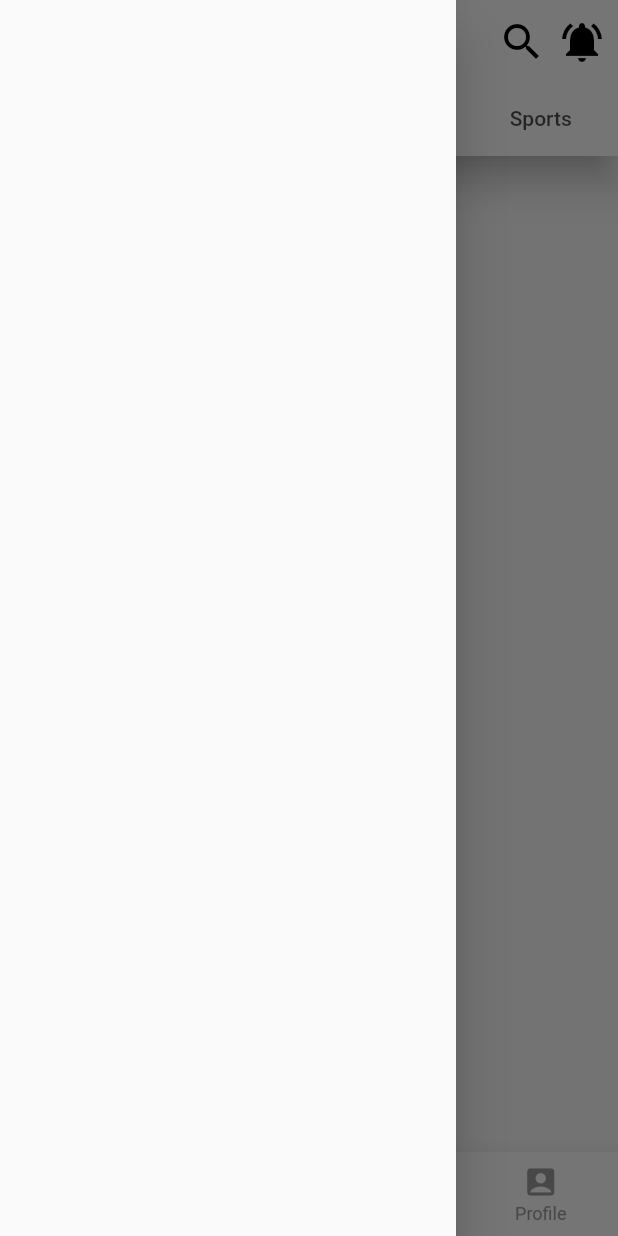
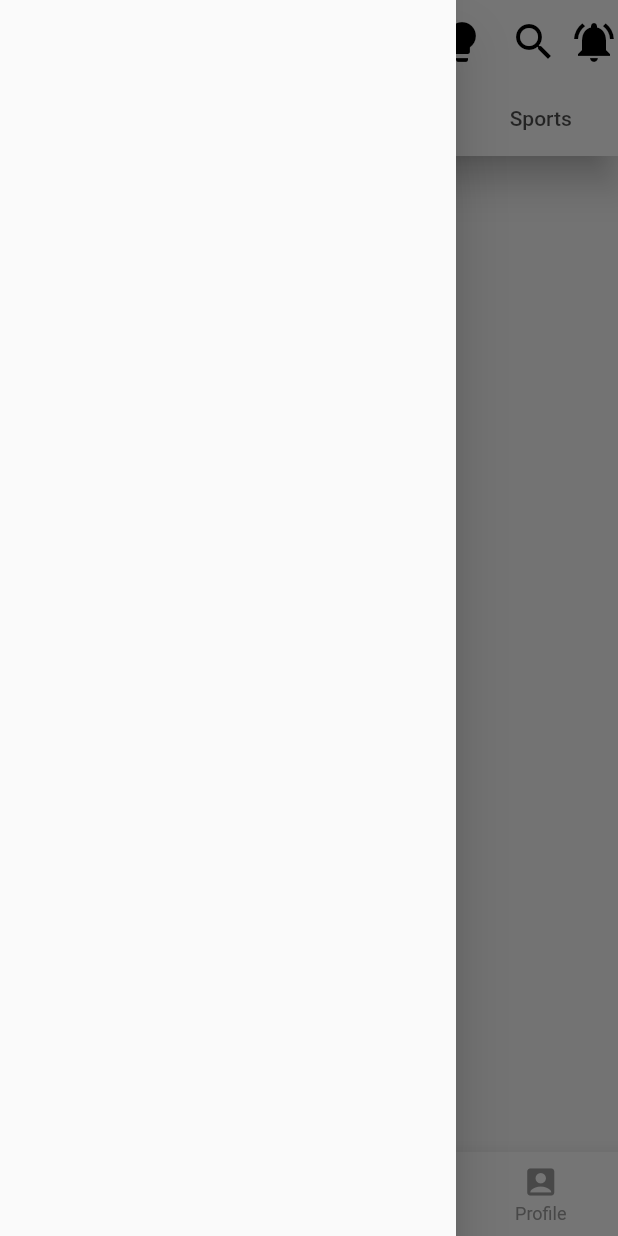
Before and after one commit to Satyamedavarapu/flutter_news_app, a Flutter app: the screen it shows after launch, item 3 of the bottom bar chosen, with the side drawer open, on a phone screen of 412 x 824 dp. Run offline on Flutter 3.47's test engine with Material 2 defaults, Android fonts, the phone set to English and light mode, and no system bars; our stand-ins replace bloc, connectivity, flutter_bloc; network calls fail.

Commit message:
theme implemented

```diff
--- /dev/null
+++ b/lib/cubits/cubit/theme_cubit.dart
@@ -0,0 +1,9 @@
+import 'package:bloc/bloc.dart';
+
+part 'theme_state.dart';
+
+class ThemeCubit extends Cubit<ThemeState> {
+  ThemeCubit() : super(ThemeState(isDark: false));
+
+  void themeChange() => emit(ThemeState(isDark: !state.isDark));
+}
--- /dev/null
+++ b/lib/cubits/cubit/theme_state.dart
@@ -0,0 +1,14 @@
+part of 'theme_cubit.dart';
+
+class ThemeState {
+
+   bool isDark;
+
+  ThemeState({
+    required this.isDark,
+  });
+
+
+
+
+ }
--- a/lib/data/api/get_news_api.dart
+++ b/lib/data/api/get_news_api.dart
@@ -1,7 +1,6 @@
 import 'dart:convert';
 import 'dart:developer';
 
-import 'package:dio/dio.dart';
 import 'package:http/http.dart' as http;
 
 import 'package:flutter_news_app/data/models/news_model.dart';
@@ -10,7 +9,6 @@ import 'package:flutter_news_app/utilities/constants.dart';
 class GetNewsApi {
   String url = Constants.getNewsUrl;
 
-  Dio dio = Dio();
 
   Future<dynamic> getArticles() async {
     List<Article> articlesList = [];
@@ -38,8 +36,7 @@ class GetNewsApi {
   }
 
   Future<dynamic> getArticleData() async {
-
-    final response = await http.get(
+   final response = await http.get(
       Uri.parse(Constants.getNewsUrl),
     );
 
--- a/lib/main.dart
+++ b/lib/main.dart
@@ -2,6 +2,7 @@ import 'package:connectivity/connectivity.dart';
 import 'package:flutter/material.dart';
 import 'package:flutter_bloc/flutter_bloc.dart';
 import 'package:flutter_news_app/blocs/bloc/article_bloc.dart';
+import 'package:flutter_news_app/cubits/cubit/theme_cubit.dart';
 import 'package:flutter_news_app/cubits/internet_cubit.dart';
 import 'package:flutter_news_app/presentation/screens/home_screen.dart';
 import 'package:flutter_news_app/utilities/app_theme.dart';
@@ -26,12 +27,20 @@ class MyApp extends StatelessWidget {
         BlocProvider<ArticleBloc>(
           create: (context) => ArticleBloc()..add(ArticleEventGet()),
         ),
+        BlocProvider<ThemeCubit>(
+          create: (context) => ThemeCubit(),
+        ),
       ],
-      child: MaterialApp(
-        title: 'Flutter News Hour',
-        darkTheme: AppTheme().darkTheme,
-        theme: AppTheme().lightTheme,
-        home: const HomeScreen(),
+      child: BlocBuilder<ThemeCubit, ThemeState>(
+        builder: (context, state) {
+          return MaterialApp(
+            title: 'Flutter News Hour',
+            theme: state.isDark == true
+                ? AppTheme().darkTheme
+                : AppTheme().lightTheme,
+            home: const HomeScreen(),
+          );
+        },
       ),
     );
   }
--- /dev/null
+++ b/lib/presentation/components/article_card.dart
@@ -0,0 +1,29 @@
+import 'package:flutter/material.dart';
+import 'package:flutter_news_app/data/models/news_model.dart';
+
+class ArticleCard {
+
+
+
+
+ Widget articleCard(BuildContext context, Article article) {
+    return Container(
+        decoration: BoxDecoration(
+            image: DecorationImage(
+              image: NetworkImage(article.urlToImage),
+              fit: BoxFit.fill,
+            ),
+            borderRadius: BorderRadius.circular(12.0)),
+        alignment: Alignment.bottomCenter,
+        padding: const EdgeInsets.all(12.0),
+        child: Text(article.title, style: Theme.of(context).textTheme.bodyText2));
+  }
+
+
+
+
+
+
+
+
+}
--- a/lib/presentation/screens/home_page.dart
+++ b/lib/presentation/screens/home_page.dart
@@ -2,7 +2,7 @@ import 'package:flutter/material.dart';
 import 'package:flutter_bloc/flutter_bloc.dart';
 import 'package:flutter_news_app/blocs/bloc/article_bloc.dart';
 import 'package:flutter_news_app/data/api/get_news_api.dart';
-import 'package:flutter_news_app/data/models/news_model.dart';
+import 'package:flutter_news_app/presentation/components/article_card.dart';
 
 class HomePage extends StatefulWidget {
   const HomePage({
@@ -15,6 +15,8 @@ class HomePage extends StatefulWidget {
 
 class _HomePageState extends State<HomePage> {
   GetNewsApi getNews = GetNewsApi();
+
+  ArticleCard articleCard = ArticleCard();
 
   @override
   void initState() {
@@ -82,12 +84,13 @@ class _HomePageState extends State<HomePage> {
                         if (snapshot.hasData) {
                           // return Text(snapshot.data.toString());
 
-                          return articleCard(snapshot.data);
+                          return articleCard.articleCard(context, snapshot.data);
 
                           // return ListView.builder(
-                          //     itemCount: snapshot.data.length,
+                          //   scrollDirection: Axis.horizontal,
+                          //     itemCount: snapshot.data!.length,
                           //     itemBuilder: ((context, index) {
-                          //       return articleCard(snapshot.data[index]);
+                          //       return articleCard(snapshot.data![index]);
                           //     }));
                         } else {
                           return const Center(
@@ -133,49 +136,4 @@ class _HomePageState extends State<HomePage> {
       },
     );
   }
-
-  // FutureBuilder<List<Article>> futureMethod() {
-  //   return FutureBuilder<List<Article>>(
-  //                 future: getNews.getArticles(),
-  //                 builder: (context, snapshot) {
-  //                   if (snapshot.hasData &&
-  //                       snapshot.connectionState == ConnectionState.done) {
-
-  //                     return ListView.builder(
-  //                         itemCount: snapshot.data!.length,
-  //                         itemBuilder: (context, index) {
-  //                           return articleCard(snapshot.data![index]);
-  //                         });
-  //                   } else if (snapshot.connectionState !=
-  //                       ConnectionState.done) {
-  //                     return const Center(
-  //                       child: CircularProgressIndicator.adaptive(),
-  //                     );
-  //                   } else if (snapshot.hasError) {
-  //                     return  Center(
-  //                       child: Text('Snapshot Error ${snapshot.hasError.toString()}'),
-  //                     );
-  //                   } else if (!snapshot.hasData) {
-  //                     return const Center(
-  //                       child: Text('Snapshot has no data'),
-  //                     );
-  //                   } else {
-  //                     return const Center(
-  //                       child: Text('Something went wrong'),
-  //                     );
-  //                   }
-  //                 });
-  // }
-
-  Widget articleCard(Article article) {
-    return Container(
-        decoration: BoxDecoration(
-            image: DecorationImage(
-              image: NetworkImage(article.urlToImage),
-              fit: BoxFit.fill,
-            ),
-            borderRadius: BorderRadius.circular(12.0)),
-        alignment: Alignment.bottomCenter,
-        child: Text(article.title));
-  }
 }
--- a/lib/presentation/screens/home_screen.dart
+++ b/lib/presentation/screens/home_screen.dart
@@ -1,4 +1,6 @@
 import 'package:flutter/material.dart';
+import 'package:flutter_bloc/flutter_bloc.dart';
+import 'package:flutter_news_app/cubits/cubit/theme_cubit.dart';
 import 'package:flutter_news_app/presentation/screens/categories_page.dart';
 import 'package:flutter_news_app/presentation/screens/home_page.dart';
 import 'package:flutter_news_app/presentation/screens/profile_page.dart';
@@ -37,14 +39,23 @@ class _HomeScreenState extends State<HomeScreen> {
               TextSpan(
                   text: 'Hour', style: Theme.of(context).textTheme.headline2)
             ])),
-            actions: const [
-              Icon(Icons.search, size: 32.0),
-              Padding(padding: EdgeInsets.only(right: 8.0)),
-              Icon(
-                Icons.notifications_on,
-                size: 32.0,
+            actions: [
+
+              IconButton(
+                icon: const Icon(
+                  Icons.lightbulb,
+                  size: 32.0,
+                ),
+                onPressed: () {
+                  BlocProvider.of<ThemeCubit>(context).themeChange();
+
+                },
               ),
-              Padding(padding: EdgeInsets.only(right: 8.0))
+              const Padding(padding: EdgeInsets.only(right: 8.0)),
+              const Icon(Icons.search, size: 32.0),
+              const Padding(padding: EdgeInsets.only(right: 8.0)),
+
+              const Icon(Icons.notifications_on, size: 32.0),
             ],
             bottom: const TabBar(tabs: [
               Tab(
--- a/lib/utilities/app_theme.dart
+++ b/lib/utilities/app_theme.dart
@@ -30,6 +30,8 @@ class AppTheme {
             fontSize: 18.0,
             fontWeight: FontWeight.bold,
             color: Colors.blueGrey),
+        bodyText2: TextStyle(
+            fontSize: 18.0, fontWeight: FontWeight.bold, color: Colors.white),
         caption: TextStyle(
             fontSize: 18.0,
             fontWeight: FontWeight.bold,
@@ -60,11 +62,10 @@ class AppTheme {
           fontSize: 32.0, fontWeight: FontWeight.bold, color: Colors.orange),
       bodyText1: TextStyle(
           fontSize: 18.0, fontWeight: FontWeight.bold, color: Colors.black),
-          caption: TextStyle(
-            fontSize: 18.0,
-            fontWeight: FontWeight.bold,
-            color: Colors.redAccent)
+      caption: TextStyle(
+          fontSize: 18.0, fontWeight: FontWeight.bold, color: Colors.redAccent),
+      bodyText2: TextStyle(
+          fontSize: 18.0, fontWeight: FontWeight.bold, color: Colors.white),
     ),
-
   );
 }
--- a/pubspec.yaml
+++ b/pubspec.yaml
@@ -31,7 +31,6 @@ dependencies:
   connectivity: ^3.0.6
   cubit: ^0.1.2
   cupertino_icons: ^1.0.2
-  dio: ^4.0.6
   flutter:
     sdk: flutter
   flutter_bloc: ^8.0.1
```
Also changed, not shown: pubspec.lock.
